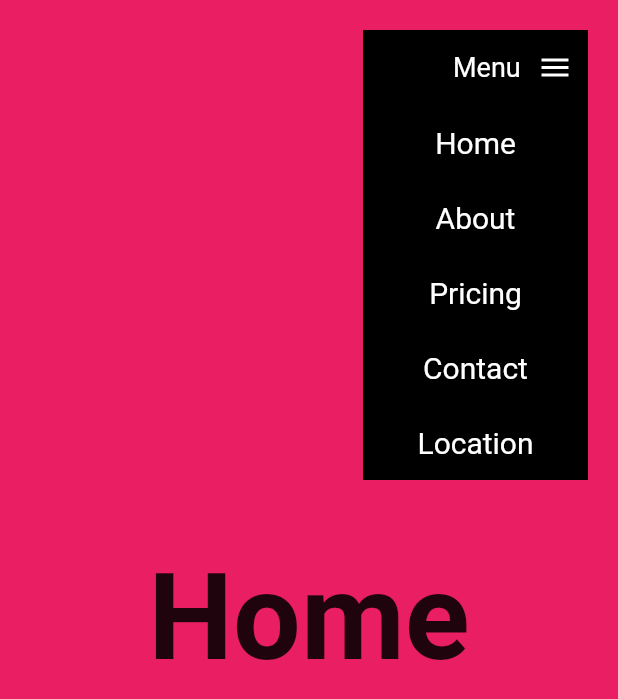
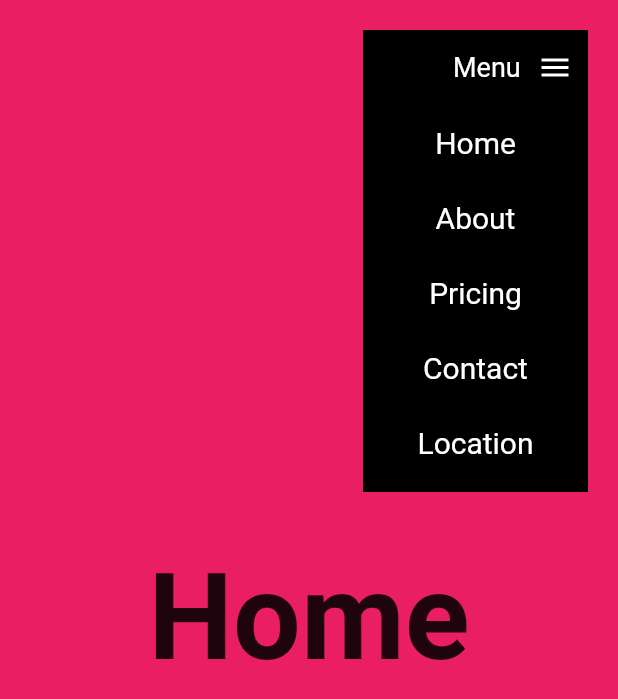
Before and after one commit to eliezerantonio/flutter-web, a Flutter app: the screen it shows after launch, after a tap on "Menu", on a phone screen of 412 x 824 dp. Shown: the top 699 px of the screen. Run offline on Flutter 3.47's test engine with Material 2 defaults, Android fonts, the phone set to English and light mode, and no system bars; our stand-ins replace fluro, get_it, google_fonts.

Commit message:
overflow fixed

```diff
--- a/leading_page/lib/ui/shared/custom_app_menu.dart
+++ b/leading_page/lib/ui/shared/custom_app_menu.dart
@@ -35,12 +35,11 @@ class _CustomAppMenuState extends State<CustomAppMenu>
             isOpen = !isOpen;
           });
         },
-        child: AnimatedContainer(
+        child: Container(
           padding: EdgeInsets.symmetric(horizontal: 10),
           width: 150,
-          height: isOpen ? 300 : 50,
+          height: isOpen ? 308 : 50,
           color: Colors.black,
-          duration: Duration(milliseconds: 200),
           child: Column(
             children: [
               _MenuTile(isOpen: isOpen, controller: controller),
@@ -50,6 +49,7 @@ class _CustomAppMenuState extends State<CustomAppMenu>
                 CustomMenuItem(text: 'Pricing', onPressed: () {}),
                 CustomMenuItem(text: 'Contact', onPressed: () {}),
                 CustomMenuItem(text: 'Location', onPressed: () {}),
+                SizedBox(height: 8)
               ]
             ],
           ),
--- a/leading_page/lib/ui/shared/custom_menu_item.dart
+++ b/leading_page/lib/ui/shared/custom_menu_item.dart
@@ -21,7 +21,7 @@ class _CustomMenuItemState extends State<CustomMenuItem> {
       child: GestureDetector(
         onTap: () => widget.onPressed(),
         child: AnimatedContainer(
-          duration: Duration(milliseconds: 300),
+          duration: Duration(milliseconds: 500),
           width: 150,
           height: 50,
           color: isHover ? Colors.pinkAccent : Colors.black,
```
